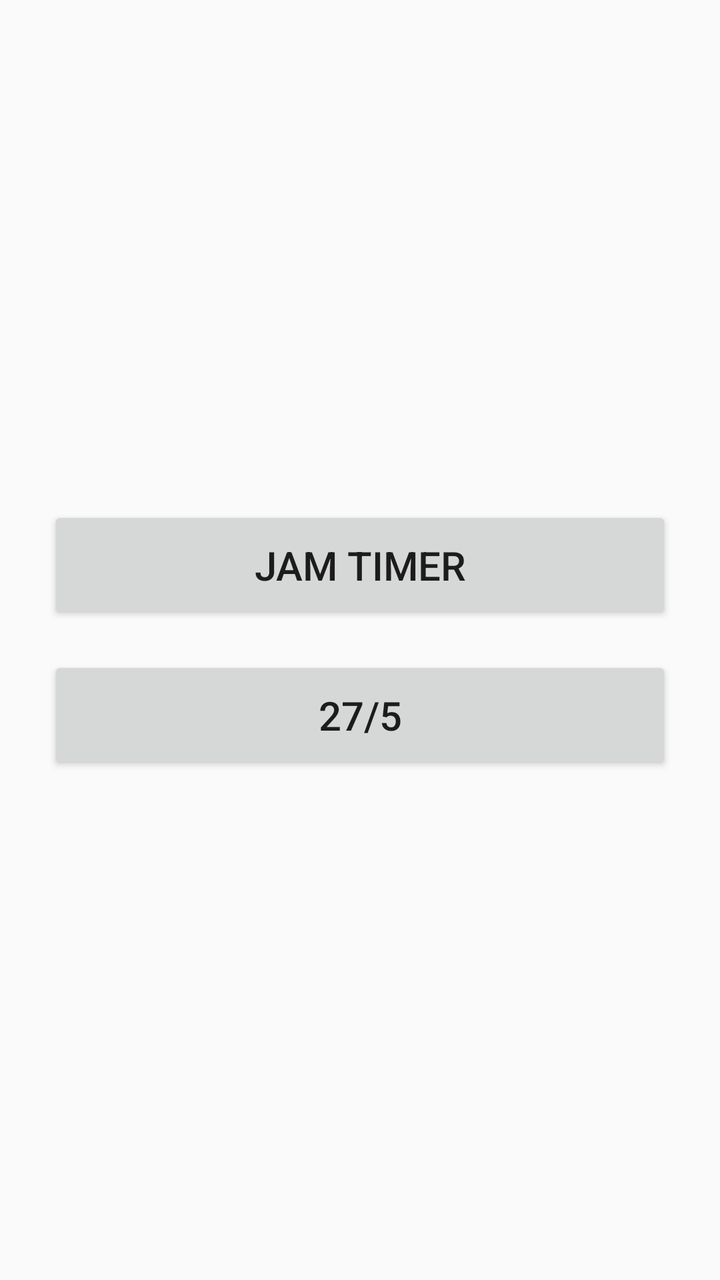
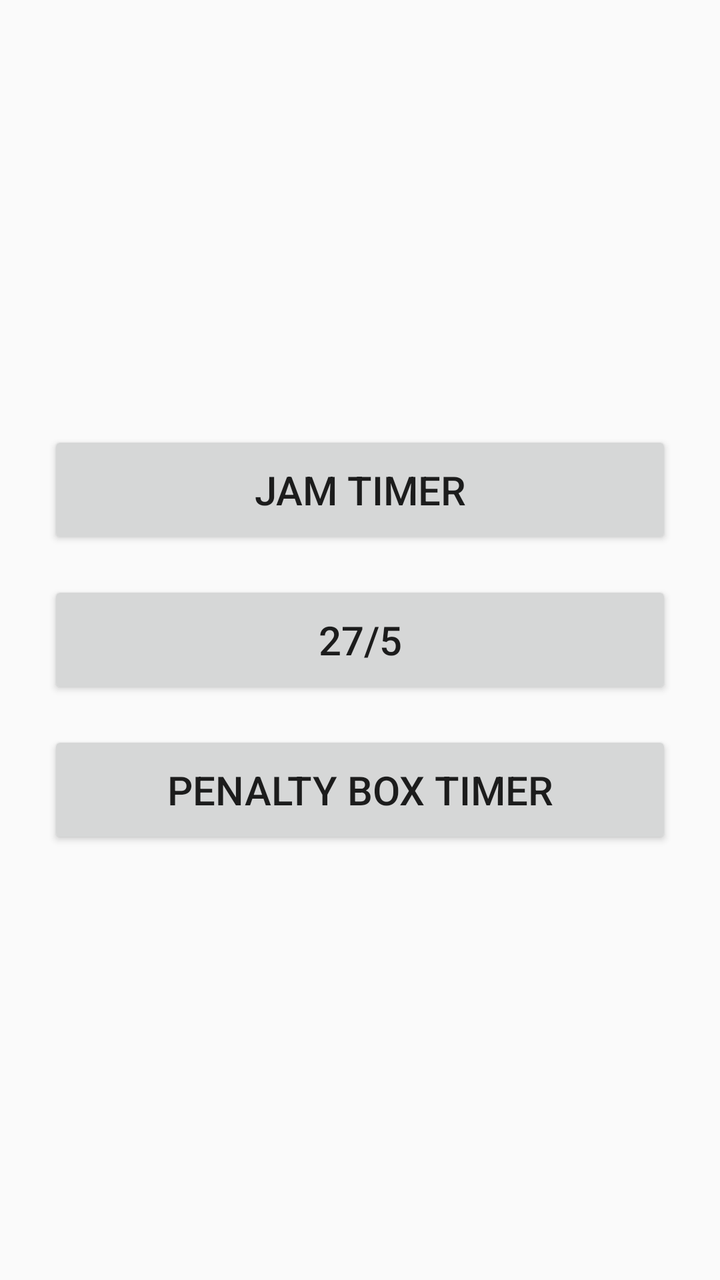

Compare the two renders of this Android layout. The source of the first and the diff that turns it into the second are given below.
<!-- AndroidManifest.xml: activity theme Theme.RollerDerbyTimer -->
<!-- res/layout/activity_main.xml -->
<?xml version="1.0" encoding="utf-8"?>
<LinearLayout xmlns:android="http://schemas.android.com/apk/res/android"
    xmlns:tools="http://schemas.android.com/tools"
    android:layout_width="match_parent"
    android:layout_height="match_parent"
    android:gravity="center"
    android:orientation="vertical"
    android:padding="24dp"
    tools:context=".MainActivity">

    <Button
        android:id="@+id/jamTimerButton"
        android:layout_width="match_parent"
        android:layout_height="wrap_content"
        android:text="@string/jam_timer"
        android:textSize="20sp"
        android:padding="16dp" />

    <Button
        android:id="@+id/twentySevenFiveButton"
        android:layout_width="match_parent"
        android:layout_height="wrap_content"
        android:text="@string/twenty_seven_five"
        android:textSize="20sp"
        android:padding="16dp"
        android:layout_marginTop="16dp" />

</LinearLayout>
<!-- resources referenced by this layout -->
<resources>
  <string name="jam_timer">Jam Timer</string>
  <string name="twenty_seven_five">27/5</string>
  <style name="Theme.RollerDerbyTimer" parent="android:Theme.Material.Light.NoActionBar" />
</resources>

<!-- the commit's change to res/layout/activity_main.xml (unified diff, before → after) -->
@@ -25,4 +25,13 @@
         android:padding="16dp"
         android:layout_marginTop="16dp" />
 
+    <Button
+        android:id="@+id/penaltyBoxButton"
+        android:layout_width="match_parent"
+        android:layout_height="wrap_content"
+        android:text="@string/penalty_box_timer"
+        android:textSize="20sp"
+        android:padding="16dp"
+        android:layout_marginTop="16dp" />
+
 </LinearLayout>
<!-- resource entries referenced after the edit -->
@@ -1,6 +1,7 @@
 <!-- resources referenced by this layout -->
 <resources>
   <string name="jam_timer">Jam Timer</string>
+  <string name="penalty_box_timer">Penalty Box Timer</string>
   <string name="twenty_seven_five">27/5</string>
   <style name="Theme.RollerDerbyTimer" parent="android:Theme.Material.Light.NoActionBar" />
 </resources>
